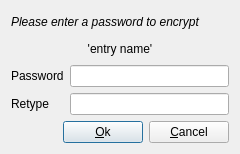
gzivdo/tuxcards-qt6, file src/gui/dialogs/IPasswdDialog.ui: the form before one commit.
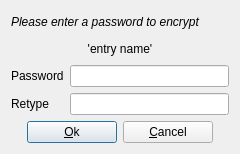
The form after the commit.

```diff
--- a/src/gui/dialogs/IPasswdDialog.ui
+++ b/src/gui/dialogs/IPasswdDialog.ui
@@ -109,6 +109,9 @@
               <property name="shortcut">
                 <string>Alt+O</string>
               </property>
+              <property name="minimumSize">
+                <size><width>90</width><height>0</height></size>
+              </property>
             </widget>
           </item>
           <item>
@@ -119,8 +122,24 @@
               <property name="shortcut">
                 <string>Alt+C</string>
               </property>
+              <property name="minimumSize">
+                <size><width>90</width><height>0</height></size>
+              </property>
             </widget>
           </item>
+          <item>
+            <spacer name="spacer2">
+              <property name="sizeHint">
+                <size><width>40</width><height>20</height></size>
+              </property>
+              <property name="sizeType">
+                <enum>QSizePolicy::Expanding</enum>
+              </property>
+              <property name="orientation">
+                <enum>Qt::Horizontal</enum>
+              </property>
+            </spacer>
+          </item>
         </layout>
       </item>
     </layout>
```
